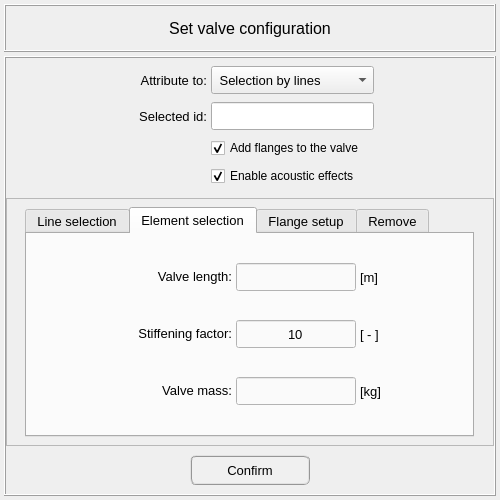
Before: the Qt Designer form pulse/interface/ui_files/model/setup/structural/set_valve_input.ui in open-pulse/OpenPulse, drawn with Qt 5.
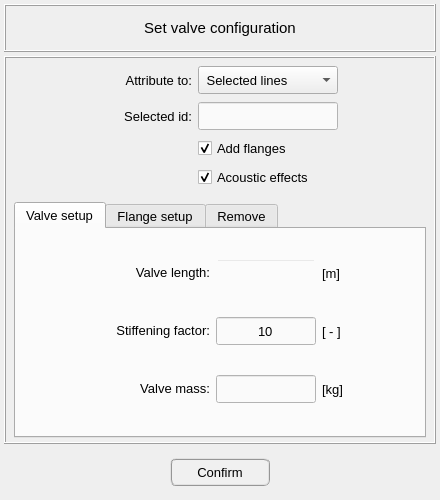
After: the same form once the commit is applied. The open tabs and pages were chosen to show the change.

Commit message: Review on valve-related classes

```diff
--- a/pulse/interface/ui_files/model/setup/structural/set_valve_input.ui
+++ b/pulse/interface/ui_files/model/setup/structural/set_valve_input.ui
@@ -6,20 +6,20 @@
    <rect>
     <x>0</x>
     <y>0</y>
-    <width>500</width>
+    <width>440</width>
     <height>500</height>
    </rect>
   </property>
   <property name="minimumSize">
    <size>
-    <width>500</width>
+    <width>440</width>
     <height>500</height>
    </size>
   </property>
   <property name="maximumSize">
    <size>
-    <width>600</width>
-    <height>600</height>
+    <width>440</width>
+    <height>500</height>
    </size>
   </property>
   <property name="font">
@@ -46,66 +46,6 @@
    <property name="spacing">
     <number>4</number>
    </property>
-   <item row="0" column="0">
-    <widget class="QFrame" name="top_frame">
-     <property name="minimumSize">
-      <size>
-       <width>0</width>
-       <height>48</height>
-      </size>
-     </property>
-     <property name="maximumSize">
-      <size>
-       <width>1600</width>
-       <height>48</height>
-      </size>
-     </property>
-     <property name="frameShape">
-      <enum>QFrame::Box</enum>
-     </property>
-     <property name="frameShadow">
-      <enum>QFrame::Raised</enum>
-     </property>
-     <property name="lineWidth">
-      <number>1</number>
-     </property>
-     <layout class="QGridLayout" name="gridLayout_6">
-      <property name="leftMargin">
-       <number>0</number>
-      </property>
-      <property name="topMargin">
-       <number>0</number>
-      </property>
-      <property name="rightMargin">
-       <number>0</number>
-      </property>
-      <property name="bottomMargin">
-       <number>0</number>
-      </property>
-      <property name="spacing">
-       <number>0</number>
-      </property>
-      <item row="0" column="0">
-       <widget class="QLabel" name="label">
-        <property name="font">
-         <font>
-          <pointsize>12</pointsize>
-         </font>
-        </property>
-        <property name="text">
-         <string>Set valve configuration</string>
-        </property>
-        <property name="textFormat">
-         <enum>Qt::AutoText</enum>
-        </property>
-        <property name="alignment">
-         <set>Qt::AlignCenter</set>
-        </property>
-       </widget>
-      </item>
-     </layout>
-    </widget>
-   </item>
    <item row="1" column="0">
     <widget class="QFrame" name="main_frame">
      <property name="minimumSize">
@@ -144,21 +84,27 @@
       </property>
       <item row="2" column="0" colspan="2">
        <widget class="QFrame" name="frame_4">
+        <property name="minimumSize">
+         <size>
+          <width>132</width>
+          <height>0</height>
+         </size>
+        </property>
         <property name="frameShape">
-         <enum>QFrame::StyledPanel</enum>
+         <enum>QFrame::NoFrame</enum>
         </property>
         <property name="frameShadow">
          <enum>QFrame::Raised</enum>
         </property>
         <layout class="QGridLayout" name="gridLayout_4">
          <property name="leftMargin">
-          <number>4</number>
+          <number>8</number>
          </property>
          <property name="topMargin">
           <number>4</number>
          </property>
          <property name="rightMargin">
-          <number>4</number>
+          <number>8</number>
          </property>
          <property name="bottomMargin">
           <number>4</number>
@@ -179,8 +125,8 @@
            </property>
            <property name="maximumSize">
             <size>
-             <width>449</width>
-             <height>230</height>
+             <width>600</width>
+             <height>300</height>
             </size>
            </property>
            <property name="font">
@@ -211,7 +157,7 @@
              <bool>true</bool>
             </property>
             <attribute name="title">
-             <string>Line selection</string>
+             <string>Valve setup</string>
             </attribute>
             <layout class="QGridLayout" name="gridLayout_8">
              <property name="leftMargin">
@@ -226,7 +172,10 @@
              <property name="bottomMargin">
               <number>4</number>
              </property>
-             <property name="spacing">
+             <property name="horizontalSpacing">
+              <number>6</number>
+             </property>
+             <property name="verticalSpacing">
               <number>4</number>
              </property>
              <item row="0" column="1">
@@ -246,6 +195,11 @@
                  <height>28</height>
                 </size>
                </property>
+               <property name="font">
+                <font>
+                 <pointsize>10</pointsize>
+                </font>
+               </property>
                <property name="mouseTracking">
                 <bool>true</bool>
                </property>
@@ -264,13 +218,13 @@
                </property>
                <property name="minimumSize">
                 <size>
-                 <width>120</width>
+                 <width>100</width>
                  <height>28</height>
                 </size>
                </property>
                <property name="maximumSize">
                 <size>
-                 <width>120</width>
+                 <width>100</width>
                  <height>28</height>
                 </size>
                </property>
@@ -307,13 +261,13 @@
                </property>
                <property name="minimumSize">
                 <size>
-                 <width>120</width>
+                 <width>100</width>
                  <height>28</height>
                 </size>
                </property>
                <property name="maximumSize">
                 <size>
-                 <width>120</width>
+                 <width>100</width>
                  <height>28</height>
                 </size>
                </property>
@@ -333,7 +287,7 @@
                </property>
                <property name="styleSheet">
                 <string notr="true">QLineEdit{color: rgb(0, 0, 0); background-color: rgb(250, 250, 250)}
-QLineEdit:disabled{color: rgb(100, 100, 100); background-color: rgb(240, 240, 240)}</string>
+QLineEdit:disabled{color: rgb(150, 150, 150); background-color: rgba(240, 240, 240, 0)}</string>
                </property>
                <property name="alignment">
                 <set>Qt::AlignCenter</set>
@@ -357,6 +311,11 @@
                  <height>28</height>
                 </size>
                </property>
+               <property name="font">
+                <font>
+                 <pointsize>10</pointsize>
+                </font>
+               </property>
                <property name="mouseTracking">
                 <bool>true</bool>
                </property>
@@ -375,13 +334,13 @@
                </property>
                <property name="minimumSize">
                 <size>
-                 <width>120</width>
+                 <width>100</width>
                  <height>28</height>
                 </size>
                </property>
                <property name="maximumSize">
                 <size>
-                 <width>120</width>
+                 <width>100</width>
                  <height>28</height>
                 </size>
                </property>
@@ -425,6 +384,11 @@
                  <height>28</height>
                 </size>
                </property>
+               <property name="font">
+                <font>
+                 <pointsize>10</pointsize>
+                </font>
+               </property>
                <property name="mouseTracking">
                 <bool>true</bool>
                </property>
@@ -453,6 +417,11 @@
                  <height>28</height>
                 </size>
                </property>
+               <property name="font">
+                <font>
+                 <pointsize>10</pointsize>
+                </font>
+               </property>
                <property name="mouseTracking">
                 <bool>true</bool>
                </property>
@@ -481,6 +450,11 @@
                  <height>28</height>
                 </size>
                </property>
+               <property name="font">
+                <font>
+                 <pointsize>10</pointsize>
+                </font>
+               </property>
                <property name="mouseTracking">
                 <bool>true</bool>
                </property>
@@ -509,6 +483,11 @@
                  <height>28</height>
                 </size>
                </property>
+               <property name="font">
+                <font>
+                 <pointsize>10</pointsize>
+                </font>
+               </property>
                <property name="mouseTracking">
                 <bool>true</bool>
                </property>
@@ -548,417 +527,6 @@
              </item>
             </layout>
            </widget>
-           <widget class="QWidget" name="tab_insert_by_element">
-            <attribute name="title">
-             <string>Element selection</string>
-            </attribute>
-            <layout class="QGridLayout" name="gridLayout_9">
-             <property name="leftMargin">
-              <number>4</number>
-             </property>
-             <property name="topMargin">
-              <number>4</number>
-             </property>
-             <property name="rightMargin">
-              <number>4</number>
-             </property>
-             <property name="bottomMargin">
-              <number>4</number>
-             </property>
-             <property name="spacing">
-              <number>4</number>
-             </property>
-             <item row="0" column="2">
-              <widget class="QLineEdit" name="lineEdit_valve_length_element">
-               <property name="enabled">
-                <bool>true</bool>
-               </property>
-               <property name="minimumSize">
-                <size>
-                 <width>120</width>
-                 <height>28</height>
-                </size>
-               </property>
-               <property name="maximumSize">
-                <size>
-                 <width>120</width>
-                 <height>28</height>
-                </size>
-               </property>
-               <property name="sizeIncrement">
-                <size>
-                 <width>0</width>
-                 <height>0</height>
-                </size>
-               </property>
-               <property name="font">
-                <font>
-                 <pointsize>10</pointsize>
-                </font>
-               </property>
-               <property name="mouseTracking">
-                <bool>true</bool>
-               </property>
-               <property name="tabletTracking">
-                <bool>false</bool>
-               </property>
-               <property name="focusPolicy">
-                <enum>Qt::ClickFocus</enum>
-               </property>
-               <property name="toolTip">
-                <string>Diametros</string>
-               </property>
-               <property name="toolTipDuration">
-                <number>-1</number>
-               </property>
-               <property name="statusTip">
-                <string/>
-               </property>
-               <property name="whatsThis">
-                <string/>
-               </property>
-               <property name="accessibleDescription">
-                <string/>
-               </property>
-               <property name="styleSheet">
-                <string notr="true">QLineEdit{color: rgb(0, 0, 0); background-color: rgb(250, 250, 250)}
-QLineEdit:disabled{color: rgb(100, 100, 100); background-color: rgb(240, 240, 240)}</string>
-               </property>
-               <property name="inputMask">
-                <string/>
-               </property>
-               <property name="text">
-                <string/>
-               </property>
-               <property name="frame">
-                <bool>true</bool>
-               </property>
-               <property name="echoMode">
-                <enum>QLineEdit::Normal</enum>
-               </property>
-               <property name="alignment">
-                <set>Qt::AlignCenter</set>
-               </property>
-               <property name="dragEnabled">
-                <bool>false</bool>
-               </property>
-              </widget>
-             </item>
-             <item row="1" column="3">
-              <widget class="QLabel" name="label_111">
-               <property name="enabled">
-                <bool>true</bool>
-               </property>
-               <property name="minimumSize">
-                <size>
-                 <width>40</width>
-                 <height>28</height>
-                </size>
-               </property>
-               <property name="maximumSize">
-                <size>
-                 <width>40</width>
-                 <height>28</height>
-                </size>
-               </property>
-               <property name="sizeIncrement">
-                <size>
-                 <width>0</width>
-                 <height>0</height>
-                </size>
-               </property>
-               <property name="mouseTracking">
-                <bool>true</bool>
-               </property>
-               <property name="text">
-                <string>[ - ]</string>
-               </property>
-               <property name="alignment">
-                <set>Qt::AlignLeading|Qt::AlignLeft|Qt::AlignVCenter</set>
-               </property>
-              </widget>
-             </item>
-             <item row="2" column="2">
-              <widget class="QLineEdit" name="lineEdit_valve_mass_element">
-               <property name="enabled">
-                <bool>true</bool>
-               </property>
-               <property name="minimumSize">
-                <size>
-                 <width>120</width>
-                 <height>28</height>
-                </size>
-               </property>
-               <property name="maximumSize">
-                <size>
-                 <width>120</width>
-                 <height>28</height>
-                </size>
-               </property>
-               <property name="sizeIncrement">
-                <size>
-                 <width>0</width>
-                 <height>0</height>
-                </size>
-               </property>
-               <property name="font">
-                <font>
-                 <pointsize>10</pointsize>
-                </font>
-               </property>
-               <property name="focusPolicy">
-                <enum>Qt::ClickFocus</enum>
-               </property>
-               <property name="styleSheet">
-                <string notr="true">QLineEdit{color: rgb(0, 0, 0); background-color: rgb(250, 250, 250)}
-QLineEdit:disabled{color: rgb(100, 100, 100); background-color: rgb(240, 240, 240)}</string>
-               </property>
-               <property name="alignment">
-                <set>Qt::AlignCenter</set>
-               </property>
-              </widget>
-             </item>
-             <item row="0" column="3">
-              <widget class="QLabel" name="label_104">
-               <property name="enabled">
-                <bool>true</bool>
-               </property>
-               <property name="minimumSize">
-                <size>
-                 <width>40</width>
-                 <height>28</height>
-                </size>
-               </property>
-               <property name="maximumSize">
-                <size>
-                 <width>40</width>
-                 <height>28</height>
-                </size>
-               </property>
-               <property name="sizeIncrement">
-                <size>
-                 <width>0</width>
-                 <height>0</height>
-                </size>
-               </property>
-               <property name="mouseTracking">
-                <bool>true</bool>
-               </property>
-               <property name="text">
-                <string>[m]</string>
-               </property>
-               <property name="alignment">
-                <set>Qt::AlignLeading|Qt::AlignLeft|Qt::AlignVCenter</set>
-               </property>
-              </widget>
-             </item>
-             <item row="1" column="2">
-              <widget class="QLineEdit" name="lineEdit_stiffening_factor_element">
-               <property name="enabled">
-                <bool>true</bool>
-               </property>
-               <property name="minimumSize">
-                <size>
-                 <width>120</width>
-                 <height>28</height>
-                </size>
-               </property>
-               <property name="maximumSize">
-                <size>
-                 <width>120</width>
-                 <height>28</height>
-                </size>
-               </property>
-               <property name="sizeIncrement">
-                <size>
-                 <width>0</width>
-                 <height>0</height>
-                </size>
-               </property>
-               <property name="font">
-                <font>
-                 <pointsize>10</pointsize>
-                </font>
-               </property>
-               <property name="focusPolicy">
-                <enum>Qt::ClickFocus</enum>
-               </property>
-               <property name="styleSheet">
-                <string notr="true">QLineEdit{color: rgb(0, 0, 0); background-color: rgb(250, 250, 250)}
-QLineEdit:disabled{color: rgb(100, 100, 100); background-color: rgb(240, 240, 240)}</string>
-               </property>
-               <property name="text">
-                <string>10</string>
-               </property>
-               <property name="alignment">
-                <set>Qt::AlignCenter</set>
-               </property>
-              </widget>
-             </item>
-             <item row="0" column="0">
-              <spacer name="horizontalSpacer_3">
-               <property name="orientation">
-                <enum>Qt::Horizontal</enum>
-               </property>
-               <property name="sizeHint" stdset="0">
-                <size>
-                 <width>40</width>
-                 <height>20</height>
-                </size>
-               </property>
-              </spacer>
-             </item>
-             <item row="1" column="1">
-              <widget class="QLabel" name="label_selected_id_8">
-               <property name="enabled">
-                <bool>true</bool>
-               </property>
-               <property name="minimumSize">
-                <size>
-                 <width>132</width>
-                 <height>28</height>
-                </size>
-               </property>
-               <property name="maximumSize">
-                <size>
-                 <width>132</width>
-                 <height>28</height>
-                </size>
-               </property>
-               <property name="sizeIncrement">
-                <size>
-                 <width>0</width>
-                 <height>0</height>
-                </size>
-               </property>
-               <property name="mouseTracking">
-                <bool>true</bool>
-               </property>
-               <property name="text">
-                <string>&lt;html&gt;&lt;head/&gt;&lt;body&gt;&lt;p align=&quot;right&quot;&gt;Stiffening factor:&lt;/p&gt;&lt;/body&gt;&lt;/html&gt;</string>
-               </property>
-               <property name="alignment">
-                <set>Qt::AlignLeading|Qt::AlignLeft|Qt::AlignVCenter</set>
-               </property>
-              </widget>
-             </item>
-             <item row="2" column="1">
-              <widget class="QLabel" name="label_selected_id_7">
-               <property name="enabled">
-                <bool>true</bool>
-               </property>
-               <property name="minimumSize">
-                <size>
-                 <width>132</width>
-                 <height>28</height>
-                </size>
-               </property>
-               <property name="maximumSize">
-                <size>
-                 <width>132</width>
-                 <height>28</height>
-                </size>
-               </property>
-               <property name="sizeIncrement">
-                <size>
-                 <width>0</width>
-                 <height>0</height>
-                </size>
-               </property>
-               <property name="mouseTracking">
-                <bool>true</bool>
-               </property>
-               <property name="text">
-                <string>&lt;html&gt;&lt;head/&gt;&lt;body&gt;&lt;p align=&quot;right&quot;&gt;Valve mass:&lt;/p&gt;&lt;/body&gt;&lt;/html&gt;</string>
-               </property>
-               <property name="alignment">
-                <set>Qt::AlignLeading|Qt::AlignLeft|Qt::AlignVCenter</set>
-               </property>
-              </widget>
-             </item>
-             <item row="2" column="3">
-              <widget class="QLabel" name="label_107">
-               <property name="enabled">
-                <bool>true</bool>
-               </property>
-               <property name="minimumSize">
-                <size>
-                 <width>40</width>
-                 <height>28</height>
-                </size>
-               </property>
-               <property name="maximumSize">
-                <size>
-                 <width>40</width>
-                 <height>28</height>
-                </size>
-               </property>
-               <property name="sizeIncrement">
-                <size>
-                 <width>0</width>
-                 <height>0</height>
-                </size>
-               </property>
-               <property name="mouseTracking">
-                <bool>true</bool>
-               </property>
-               <property name="text">
-                <string>[kg]</string>
-               </property>
-               <property name="alignment">
-                <set>Qt::AlignLeading|Qt::AlignLeft|Qt::AlignVCenter</set>
-               </property>
-              </widget>
-             </item>
-             <item row="0" column="1">
-              <widget class="QLabel" name="label_selected_id_12">
-               <property name="enabled">
-                <bool>true</bool>
-               </property>
-               <property name="minimumSize">
-                <size>
-                 <width>132</width>
-                 <height>28</height>
-                </size>
-               </property>
-               <property name="maximumSize">
-                <size>
-                 <width>132</width>
-                 <height>28</height>
-                </size>
-               </property>
-               <property name="sizeIncrement">
-                <size>
-                 <width>0</width>
-                 <height>0</height>
-                </size>
-               </property>
-               <property name="mouseTracking">
-                <bool>true</bool>
-               </property>
-               <property name="text">
-                <string>&lt;html&gt;&lt;head/&gt;&lt;body&gt;&lt;p align=&quot;right&quot;&gt;Valve length:&lt;/p&gt;&lt;/body&gt;&lt;/html&gt;</string>
-               </property>
-               <property name="alignment">
-                <set>Qt::AlignRight|Qt::AlignTrailing|Qt::AlignVCenter</set>
-               </property>
-              </widget>
-             </item>
-             <item row="0" column="4">
-              <spacer name="horizontalSpacer_4">
-               <property name="orientation">
-                <enum>Qt::Horizontal</enum>
-               </property>
-               <property name="sizeHint" stdset="0">
-                <size>
-                 <width>40</width>
-                 <height>20</height>
-                </size>
-               </property>
-              </spacer>
-             </item>
-            </layout>
-           </widget>
            <widget class="QWidget" name="tab_flange_setup">
             <attribute name="title">
              <string>Flange setup</string>
@@ -1591,18 +1159,33 @@
          <property name="bottomMargin">
           <number>4</number>
          </property>
-         <property name="spacing">
+         <property name="horizontalSpacing">
+          <number>6</number>
+         </property>
+         <property name="verticalSpacing">
           <number>4</number>
          </property>
          <item row="3" column="2">
           <widget class="QCheckBox" name="checkBox_enable_acoustic_effects">
+           <property name="minimumSize">
+            <size>
+             <width>140</width>
+             <height>0</height>
+            </size>
+           </property>
+           <property name="maximumSize">
+            <size>
+             <width>140</width>
+             <height>16777215</height>
+            </size>
+           </property>
            <property name="font">
             <font>
-             <pointsize>9</pointsize>
+             <pointsize>10</pointsize>
             </font>
            </property>
            <property name="text">
-            <string>Enable acoustic effects</string>
+            <string>Acoustic effects</string>
            </property>
            <property name="iconSize">
             <size>
@@ -1622,13 +1205,13 @@
           <widget class="QLabel" name="label_attribute_to">
            <property name="minimumSize">
             <size>
-             <width>80</width>
+             <width>90</width>
              <height>28</height>
             </size>
            </property>
            <property name="maximumSize">
             <size>
-             <width>80</width>
+             <width>90</width>
              <height>28</height>
             </size>
            </property>
@@ -1649,13 +1232,13 @@
           <widget class="QComboBox" name="comboBox_selection">
            <property name="minimumSize">
             <size>
-             <width>0</width>
+             <width>140</width>
              <height>28</height>
             </size>
            </property>
            <property name="maximumSize">
             <size>
-             <width>16777215</width>
+             <width>140</width>
              <height>28</height>
             </size>
            </property>
@@ -1666,7 +1249,7 @@
            </property>
            <item>
             <property name="text">
-             <string> Selection by lines</string>
+             <string> Selected lines</string>
             </property>
            </item>
            <item>
@@ -1680,13 +1263,13 @@
           <widget class="QLabel" name="label_selected_id">
            <property name="minimumSize">
             <size>
-             <width>80</width>
+             <width>90</width>
              <height>28</height>
             </size>
            </property>
            <property name="maximumSize">
             <size>
-             <width>80</width>
+             <width>90</width>
              <height>28</height>
             </size>
            </property>
@@ -1720,13 +1303,25 @@
          </item>
          <item row="2" column="2">
           <widget class="QCheckBox" name="checkBox_add_flanges_to_the_valve">
+           <property name="minimumSize">
+            <size>
+             <width>140</width>
+             <height>0</height>
+            </size>
+           </property>
+           <property name="maximumSize">
+            <size>
+             <width>140</width>
+             <height>16777215</height>
+            </size>
+           </property>
            <property name="font">
             <font>
-             <pointsize>9</pointsize>
+             <pointsize>10</pointsize>
             </font>
            </property>
            <property name="text">
-            <string>Add flanges to the valve</string>
+            <string>Add flanges</string>
            </property>
            <property name="iconSize">
             <size>
@@ -1746,13 +1341,13 @@
           <widget class="QLineEdit" name="lineEdit_selected_id">
            <property name="minimumSize">
             <size>
-             <width>0</width>
+             <width>140</width>
              <height>28</height>
             </size>
            </property>
            <property name="maximumSize">
             <size>
-             <width>16777215</width>
+             <width>140</width>
              <height>28</height>
             </size>
            </property>
@@ -1766,12 +1361,15 @@
             <enum>Qt::ClickFocus</enum>
            </property>
            <property name="styleSheet">
-            <string notr="true">color: rgb(0, 0, 0);
-color: rgb(0, 0, 255);</string>
+            <string notr="true">QLineEdit{color: rgb(0, 0, 0); background-color: rgb(250, 250, 250)}
+QLineEdit:disabled{color: rgb(100, 100, 100); background-color: rgb(240, 240, 240)}</string>
            </property>
            <property name="alignment">
             <set>Qt::AlignCenter</set>
            </property>
+           <property name="clearButtonEnabled">
+            <bool>true</bool>
+           </property>
           </widget>
          </item>
          <item row="1" column="0">
@@ -1790,82 +1388,142 @@
         </layout>
        </widget>
       </item>
-      <item row="4" column="0" colspan="2">
-       <widget class="QFrame" name="frame_3">
+     </layout>
+    </widget>
+   </item>
+   <item row="0" column="0">
+    <widget class="QFrame" name="top_frame">
+     <property name="minimumSize">
+      <size>
+       <width>0</width>
+       <height>48</height>
+      </size>
+     </property>
+     <property name="maximumSize">
+      <size>
+       <width>1600</width>
+       <height>48</height>
+      </size>
+     </property>
+     <property name="frameShape">
+      <enum>QFrame::Box</enum>
+     </property>
+     <property name="frameShadow">
+      <enum>QFrame::Raised</enum>
+     </property>
+     <property name="lineWidth">
+      <number>1</number>
+     </property>
+     <layout class="QGridLayout" name="gridLayout_6">
+      <property name="leftMargin">
+       <number>0</number>
+      </property>
+      <property name="topMargin">
+       <number>0</number>
+      </property>
+      <property name="rightMargin">
+       <number>0</number>
+      </property>
+      <property name="bottomMargin">
+       <number>0</number>
+      </property>
+      <property name="spacing">
+       <number>0</number>
+      </property>
+      <item row="0" column="0">
+       <widget class="QLabel" name="label">
+        <property name="font">
+         <font>
+          <pointsize>11</pointsize>
+         </font>
+        </property>
+        <property name="text">
+         <string>Set valve configuration</string>
+        </property>
+        <property name="textFormat">
+         <enum>Qt::AutoText</enum>
+        </property>
+        <property name="alignment">
+         <set>Qt::AlignCenter</set>
+        </property>
+       </widget>
+      </item>
+     </layout>
+    </widget>
+   </item>
+   <item row="2" column="0">
+    <widget class="QFrame" name="frame_3">
+     <property name="minimumSize">
+      <size>
+       <width>0</width>
+       <height>48</height>
+      </size>
+     </property>
+     <property name="maximumSize">
+      <size>
+       <width>16777215</width>
+       <height>48</height>
+      </size>
+     </property>
+     <property name="frameShape">
+      <enum>QFrame::NoFrame</enum>
+     </property>
+     <property name="frameShadow">
+      <enum>QFrame::Raised</enum>
+     </property>
+     <layout class="QGridLayout" name="gridLayout_3">
+      <property name="leftMargin">
+       <number>4</number>
+      </property>
+      <property name="topMargin">
+       <number>4</number>
+      </property>
+      <property name="rightMargin">
+       <number>4</number>
+      </property>
+      <property name="bottomMargin">
+       <number>4</number>
+      </property>
+      <property name="spacing">
+       <number>4</number>
+      </property>
+      <item row="0" column="0">
+       <widget class="QPushButton" name="pushButton_confirm">
         <property name="minimumSize">
          <size>
-          <width>0</width>
-          <height>48</height>
+          <width>100</width>
+          <height>28</height>
          </size>
         </property>
         <property name="maximumSize">
          <size>
-          <width>16777215</width>
-          <height>48</height>
+          <width>100</width>
+          <height>28</height>
          </size>
         </property>
-        <property name="frameShape">
-         <enum>QFrame::NoFrame</enum>
+        <property name="font">
+         <font>
+          <pointsize>10</pointsize>
+         </font>
         </property>
-        <property name="frameShadow">
-         <enum>QFrame::Raised</enum>
-        </property>
-        <layout class="QGridLayout" name="gridLayout_3">
-         <property name="leftMargin">
-          <number>4</number>
-         </property>
-         <property name="topMargin">
-          <number>4</number>
-         </property>
-         <property name="rightMargin">
-          <number>4</number>
-         </property>
-         <property name="bottomMargin">
-          <number>4</number>
-         </property>
-         <property name="spacing">
-          <number>4</number>
-         </property>
-         <item row="0" column="0">
-          <widget class="QPushButton" name="pushButton_confirm">
-           <property name="minimumSize">
-            <size>
-             <width>120</width>
-             <height>30</height>
-            </size>
-           </property>
-           <property name="maximumSize">
-            <size>
-             <width>120</width>
-             <height>30</height>
-            </size>
-           </property>
-           <property name="font">
-            <font>
-             <pointsize>10</pointsize>
-            </font>
-           </property>
-           <property name="styleSheet">
-            <string notr="true">QPushButton{border-radius: 6px; border-color: rgb(150, 150, 150); border-style: ridge; border-width: 2px; color: rgb(0, 0, 0); background-color: rgb(240, 240, 240)}
+        <property name="styleSheet">
+         <string notr="true">QPushButton{border-radius: 6px; border-color: rgb(150, 150, 150); border-style: ridge; border-width: 2px; color: rgb(0, 0, 0); background-color: rgb(240, 240, 240)}
 QPushButton:hover{border-radius: 6px; border-color: rgb(0, 170, 255); border-style: ridge; border-width: 2px; color: rgb(0, 0, 0); background-color: rgba(174, 213, 255, 100)}
 QPushButton:pressed{border-radius: 6px; border-color: rgb(0, 170, 255); border-style: ridge; border-width: 2px; color: rgb(0, 0, 0); background-color: rgb(174, 213, 255)}
 QPushButton:disabled{border-radius: 6px; border-color: rgb(150, 150, 150); border-style: ridge; border-width: 0px; color: rgb(150,150, 150); background-color: rgb(220, 220, 220)}</string>
-           </property>
-           <property name="text">
-            <string>Confirm</string>
-           </property>
-           <property name="autoDefault">
-            <bool>true</bool>
-           </property>
-           <property name="default">
-            <bool>false</bool>
-           </property>
-           <property name="flat">
-            <bool>false</bool>
-           </property>
-          </widget>
-         </item>
-        </layout>
+        </property>
+        <property name="text">
+         <string>Confirm</string>
+        </property>
+        <property name="autoDefault">
+         <bool>true</bool>
+        </property>
+        <property name="default">
+         <bool>false</bool>
+        </property>
+        <property name="flat">
+         <bool>false</bool>
+        </property>
        </widget>
       </item>
      </layout>
```
Left out of the diff: 257 changed lines with no effect on the pictures. The commit also changes 26 other files.
